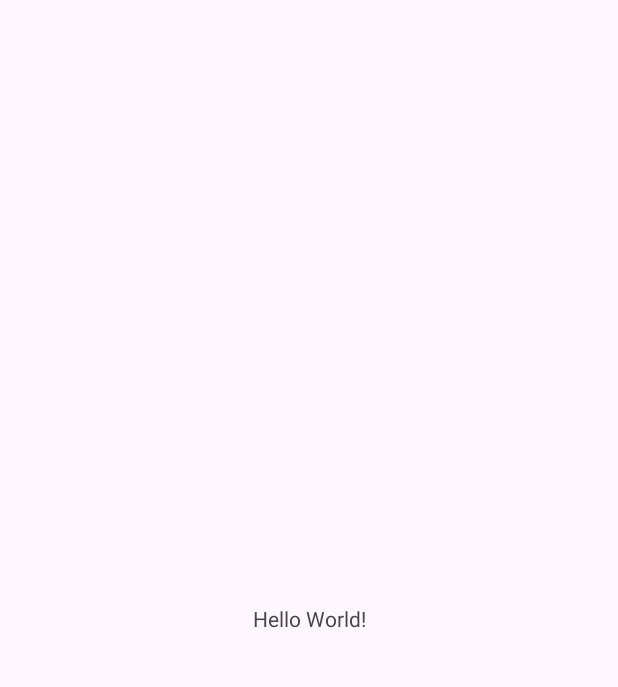
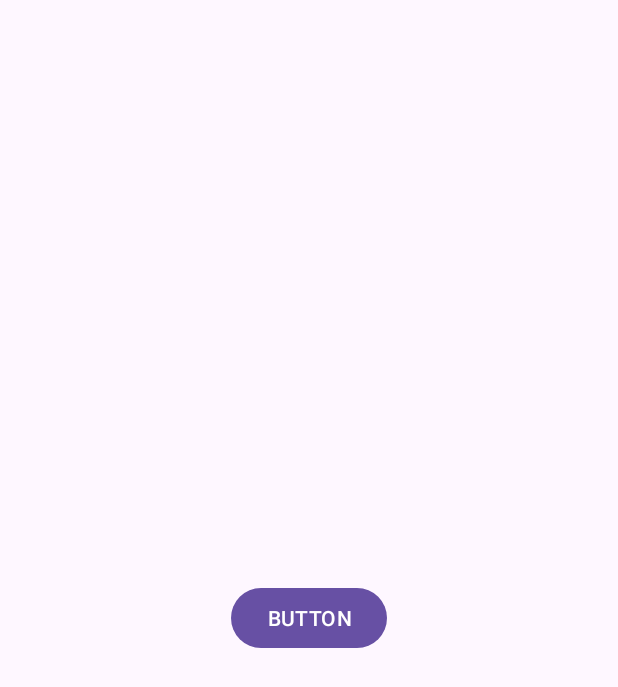
Before and after one commit to Potskhverashvili/GeoLab-Assignments, an Android app: the screen it shows after launch (MainActivity), on a phone screen of 412 x 824 dp. Before the commit the part shown is almost empty. Shown: the top 687 px of the screen. Run offline under Robolectric (Android 15) with nearby library versions, the phone set to English and light mode, and no system bars.

Commit message:
add button

```diff
--- a/5-Assignment-MiniShop/app/src/main/res/layout/activity_main.xml
+++ b/5-Assignment-MiniShop/app/src/main/res/layout/activity_main.xml
@@ -16,4 +16,15 @@
         app:layout_constraintStart_toStartOf="parent"
         app:layout_constraintTop_toTopOf="parent" />
 
+
+    <Button
+        android:layout_width="wrap_content"
+        android:layout_height="wrap_content"
+        android:text="BUTTON"
+
+        app:layout_constraintBottom_toBottomOf="parent"
+        app:layout_constraintEnd_toEndOf="parent"
+        app:layout_constraintStart_toStartOf="parent"
+        app:layout_constraintTop_toTopOf="parent" />
+
 </androidx.constraintlayout.widget.ConstraintLayout>
```
